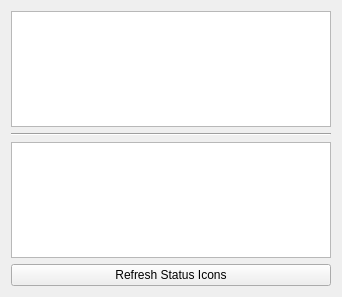
Above: atef/ui/template_run_widget.ui from pcdshub/atef before the change. Below: the same form after it.
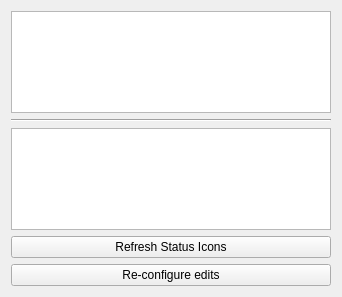
That is the form after the change.

Commit message: ENH/REF: replace the FillTemplatePage with FillTemplateWizard in the main config window

The edit to the form file:
```diff
--- a/atef/ui/template_run_widget.ui
+++ b/atef/ui/template_run_widget.ui
@@ -34,6 +34,13 @@
      </property>
     </widget>
    </item>
+   <item>
+    <widget class="QPushButton" name="reconfigure_button">
+     <property name="text">
+      <string>Re-configure edits</string>
+     </property>
+    </widget>
+   </item>
   </layout>
  </widget>
  <resources/>
```
The commit also changes 4 other files.
